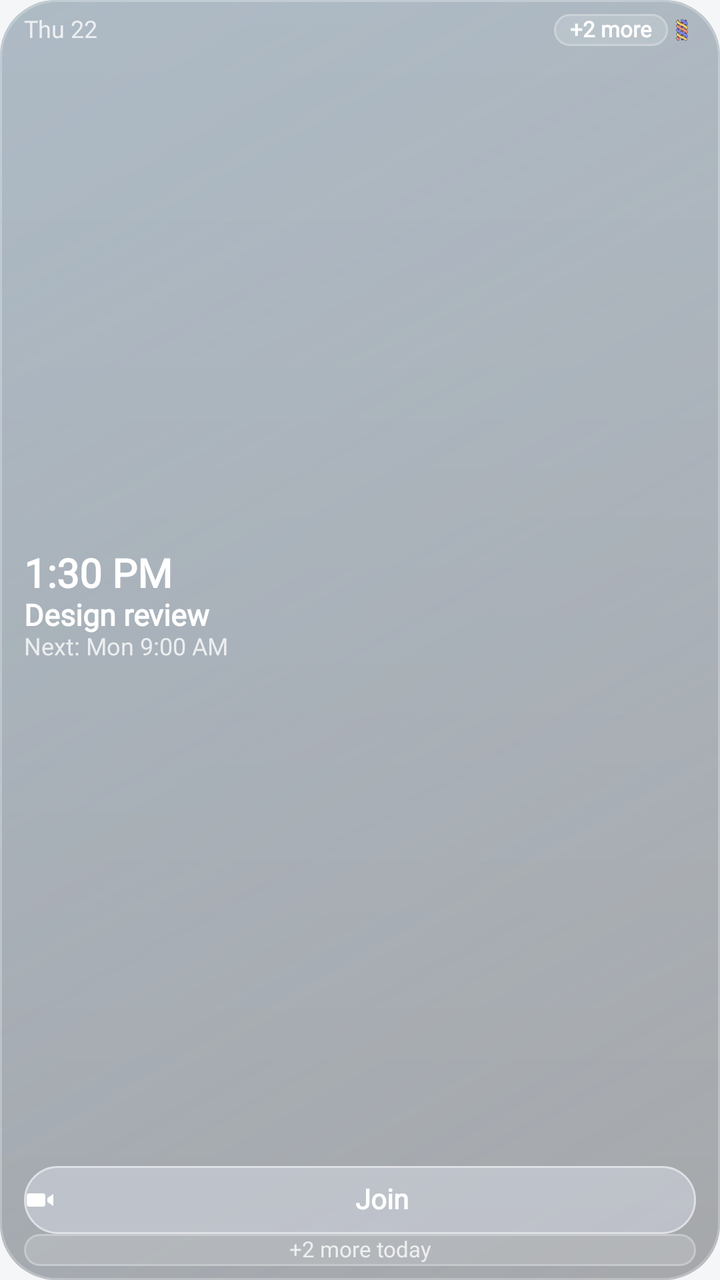
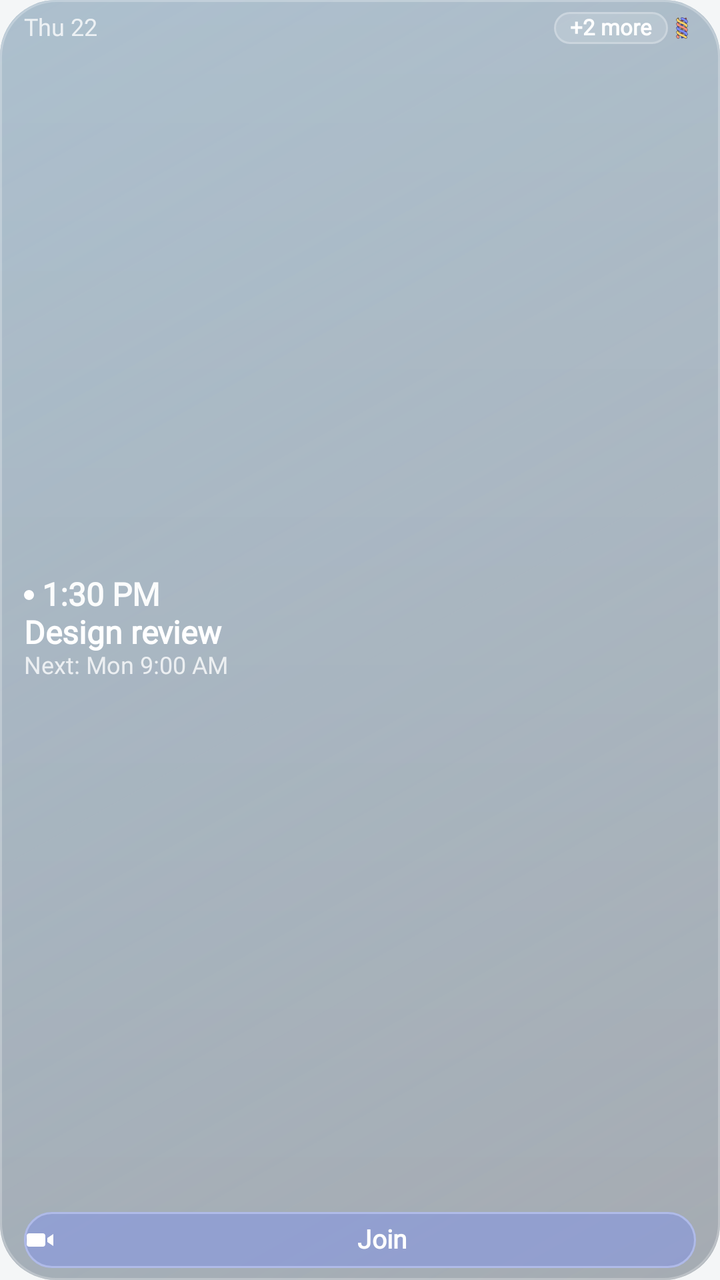

The first picture is an Android layout as it rendered before a commit; the second is the same layout after the commit. The layout source and the unified diff follow.
<!-- AndroidManifest.xml: application theme Theme.Plait -->
<!-- res/layout/widget_day_small.xml -->
<?xml version="1.0" encoding="utf-8"?>
<LinearLayout xmlns:android="http://schemas.android.com/apk/res/android"
    android:id="@+id/widget_root"
    android:layout_width="match_parent" android:layout_height="match_parent"
    android:background="@drawable/widget_bg_midday"
    android:orientation="vertical"
    android:paddingStart="12dp" android:paddingEnd="12dp" android:paddingTop="7dp" android:paddingBottom="7dp">
    <LinearLayout android:layout_width="match_parent" android:layout_height="16dp" android:gravity="center_vertical" android:orientation="horizontal">
        <TextView android:id="@+id/widget_date" android:text="Thu 22"
            android:layout_width="0dp" android:layout_height="wrap_content" android:layout_weight="1"
            android:textAlignment="viewStart" android:textColor="#C7FFFFFF" android:textSize="12sp"
            android:includeFontPadding="false" android:maxLines="1" android:ellipsize="end" android:fontFamily="@font/widget_font" />
        <TextView android:id="@+id/widget_top_end" android:text="+2 more"
            android:layout_width="wrap_content" android:layout_height="16dp" android:layout_marginStart="4dp"
            android:background="@drawable/widget_capsule" android:gravity="center"
            android:paddingStart="8dp" android:paddingEnd="8dp"
            android:textColor="#FFFFFFFF" android:textSize="11sp" android:textFontWeight="600"
            android:includeFontPadding="false" android:maxLines="1" android:fontFamily="@font/widget_font" />
        <ImageView android:id="@+id/widget_mark" android:layout_width="14dp" android:layout_height="14dp"
            android:src="@drawable/ic_plait_mark" android:importantForAccessibility="no" />
    </LinearLayout>
    <LinearLayout android:id="@+id/widget_next"
        android:layout_width="match_parent" android:layout_height="0dp" android:layout_weight="1"
        android:gravity="center_vertical" android:orientation="vertical">
        <TextView android:id="@+id/widget_time" android:text="1:30 PM"
            android:layout_width="match_parent" android:layout_height="wrap_content"
            android:textAlignment="viewStart" android:textColor="#FFFFFFFF" android:textSize="20sp" android:textFontWeight="600"
            android:includeFontPadding="false" android:maxLines="1" android:fontFamily="@font/widget_font" />
        <TextView android:id="@+id/widget_title" android:text="Design review"
            android:layout_width="match_parent" android:layout_height="wrap_content"
            android:textAlignment="viewStart" android:textColor="#FFFFFFFF" android:textSize="15sp" android:textStyle="bold"
            android:includeFontPadding="false" android:maxLines="2" android:ellipsize="end" android:fontFamily="@font/widget_font" />
        <TextView android:id="@+id/widget_sub" android:text="Next: Mon 9:00 AM"
            android:layout_width="match_parent" android:layout_height="wrap_content"
            android:textAlignment="viewStart" android:textColor="#C7FFFFFF" android:textSize="12sp"
            android:includeFontPadding="false" android:maxLines="2" android:ellipsize="end" android:fontFamily="@font/widget_font" />
    </LinearLayout>
    <TextView android:id="@+id/widget_join"
        android:layout_width="match_parent" android:layout_height="34dp"
        android:background="@drawable/widget_pill_glass" android:gravity="center"
        android:drawableStart="@drawable/ic_widget_video" android:drawablePadding="6dp"
        android:text="Join" android:textColor="#FFFFFFFF" android:textSize="14sp" android:textFontWeight="600"
        android:includeFontPadding="false" android:fontFamily="@font/widget_font" />
    <TextView android:id="@+id/widget_footer" android:text="+2 more today"
        android:layout_width="match_parent" android:layout_height="16dp"
        android:background="@drawable/widget_capsule" android:gravity="center"
        android:textColor="#C7FFFFFF" android:textSize="11sp"
        android:includeFontPadding="false" android:maxLines="1" android:fontFamily="@font/widget_font" />
</LinearLayout>
<!-- resources referenced by this layout -->
<resources>
  <!-- drawable ic_plait_mark: vector/xml drawable (drawable, 8431 chars, omitted) -->
  <!-- drawable ic_widget_video (drawable) -->
  <?xml version="1.0" encoding="utf-8"?>
  <vector xmlns:android="http://schemas.android.com/apk/res/android" android:width="16dp" android:height="16dp" android:viewportWidth="24" android:viewportHeight="24">
      <path android:fillColor="#FFFFFFFF" android:pathData="M4,7h10a2,2 0 0 1 2,2v6a2,2 0 0 1 -2,2H4a2,2 0 0 1 -2,-2V9a2,2 0 0 1 2,-2z" />
      <path android:fillColor="#FFFFFFFF" android:pathData="M17.5,10.5L22,7.5V16.5L17.5,13.5z" />
  </vector>
  <!-- drawable widget_bg_midday (drawable) -->
  <?xml version="1.0" encoding="utf-8"?>
  <layer-list xmlns:android="http://schemas.android.com/apk/res/android">
      <item>
          <shape android:shape="rectangle">
              <solid android:color="#59141820" />
              <corners android:radius="28dp" />
          </shape>
      </item>
      <item>
          <shape android:shape="rectangle">
              <gradient android:angle="315" android:startColor="#389ED8FF" android:endColor="#009ED8FF" />
              <corners android:radius="28dp" />
          </shape>
      </item>
      <item>
          <shape android:shape="rectangle">
              <gradient android:angle="270" android:startColor="#1AFFFFFF" android:endColor="#00FFFFFF" />
              <corners android:radius="28dp" />
          </shape>
      </item>
      <item>
          <shape android:shape="rectangle">
              <stroke android:width="1dp" android:color="#40FFFFFF" />
              <corners android:radius="28dp" />
          </shape>
      </item>
  </layer-list>
  <!-- drawable widget_capsule (drawable) -->
  <?xml version="1.0" encoding="utf-8"?>
  <layer-list xmlns:android="http://schemas.android.com/apk/res/android">
      <item><shape android:shape="rectangle"><solid android:color="#26FFFFFF" /><corners android:radius="14dp" /></shape></item>
      <item><shape android:shape="rectangle"><stroke android:width="1dp" android:color="#40FFFFFF" /><corners android:radius="14dp" /></shape></item>
  </layer-list>
  <!-- drawable widget_pill_glass (drawable) -->
  <?xml version="1.0" encoding="utf-8"?>
  <selector xmlns:android="http://schemas.android.com/apk/res/android">
      <item android:state_pressed="true">
          <layer-list>
              <item><shape android:shape="rectangle"><solid android:color="#4DFFFFFF" /><corners android:radius="18dp" /></shape></item>
              <item><shape android:shape="rectangle"><solid android:color="#33D8DCFF" /><corners android:radius="18dp" /></shape></item>
              <item><shape android:shape="rectangle"><stroke android:width="1dp" android:color="#80FFFFFF" /><corners android:radius="18dp" /></shape></item>
          </layer-list>
      </item>
      <item>
          <layer-list>
              <item><shape android:shape="rectangle"><solid android:color="#38FFFFFF" /><corners android:radius="18dp" /></shape></item>
              <item><shape android:shape="rectangle"><solid android:color="#26D8DCFF" /><corners android:radius="18dp" /></shape></item>
              <item><shape android:shape="rectangle"><stroke android:width="1dp" android:color="#80FFFFFF" /><corners android:radius="18dp" /></shape></item>
          </layer-list>
      </item>
  </selector>
  <style name="Theme.Plait" parent="android:Theme.Material.NoActionBar">
          <item name="android:windowBackground">#F4F6F7</item>
          <item name="android:statusBarColor">@android:color/transparent</item>
          <item name="android:navigationBarColor">@android:color/transparent</item>
          <item name="android:windowSplashScreenBackground">#1D2260</item>
          <item name="android:windowSplashScreenAnimatedIcon">@drawable/ic_launcher_foreground</item>
      </style>
  <!-- unchanged entries left out for length: 1 -->
</resources>

<!-- the commit's change to res/layout/widget_day_small.xml (unified diff, before → after) -->
@@ -4,7 +4,7 @@
     android:layout_width="match_parent" android:layout_height="match_parent"
     android:background="@drawable/widget_bg_midday"
     android:orientation="vertical"
-    android:paddingStart="12dp" android:paddingEnd="12dp" android:paddingTop="7dp" android:paddingBottom="7dp">
+    android:paddingStart="12dp" android:paddingEnd="12dp" android:paddingTop="6dp" android:paddingBottom="6dp">
     <LinearLayout android:layout_width="match_parent" android:layout_height="16dp" android:gravity="center_vertical" android:orientation="horizontal">
         <TextView android:id="@+id/widget_date" android:text="Thu 22"
             android:layout_width="0dp" android:layout_height="wrap_content" android:layout_weight="1"
@@ -22,28 +22,28 @@
     <LinearLayout android:id="@+id/widget_next"
         android:layout_width="match_parent" android:layout_height="0dp" android:layout_weight="1"
         android:gravity="center_vertical" android:orientation="vertical">
-        <TextView android:id="@+id/widget_time" android:text="1:30 PM"
-            android:layout_width="match_parent" android:layout_height="wrap_content"
-            android:textAlignment="viewStart" android:textColor="#FFFFFFFF" android:textSize="20sp" android:textFontWeight="600"
-            android:includeFontPadding="false" android:maxLines="1" android:fontFamily="@font/widget_font" />
+        <LinearLayout android:id="@+id/widget_time_row" android:layout_width="match_parent" android:layout_height="wrap_content"
+            android:gravity="center_vertical" android:orientation="horizontal">
+            <ImageView android:id="@+id/widget_dot" android:layout_width="5dp" android:layout_height="5dp" android:layout_marginEnd="4dp"
+                android:src="@drawable/widget_dot" android:importantForAccessibility="no" />
+            <TextView android:id="@+id/widget_time" android:text="1:30 PM"
+                android:layout_width="match_parent" android:layout_height="wrap_content"
+                android:textAlignment="viewStart" android:textColor="#F2FFFFFF" android:textSize="16sp" android:textFontWeight="600"
+                android:includeFontPadding="false" android:maxLines="1" android:fontFamily="@font/widget_font" />
+        </LinearLayout>
         <TextView android:id="@+id/widget_title" android:text="Design review"
             android:layout_width="match_parent" android:layout_height="wrap_content"
-            android:textAlignment="viewStart" android:textColor="#FFFFFFFF" android:textSize="15sp" android:textStyle="bold"
-            android:includeFontPadding="false" android:maxLines="2" android:ellipsize="end" android:fontFamily="@font/widget_font" />
+            android:textAlignment="viewStart" android:textColor="#FFFFFFFF" android:textSize="16sp" android:textStyle="bold"
+            android:includeFontPadding="false" android:maxLines="3" android:ellipsize="end" android:fontFamily="@font/widget_font" />
         <TextView android:id="@+id/widget_sub" android:text="Next: Mon 9:00 AM"
             android:layout_width="match_parent" android:layout_height="wrap_content"
             android:textAlignment="viewStart" android:textColor="#C7FFFFFF" android:textSize="12sp"
             android:includeFontPadding="false" android:maxLines="2" android:ellipsize="end" android:fontFamily="@font/widget_font" />
     </LinearLayout>
     <TextView android:id="@+id/widget_join"
-        android:layout_width="match_parent" android:layout_height="34dp"
-        android:background="@drawable/widget_pill_glass" android:gravity="center"
+        android:layout_width="match_parent" android:layout_height="28dp"
+        android:background="@drawable/widget_pill_other" android:gravity="center"
         android:drawableStart="@drawable/ic_widget_video" android:drawablePadding="6dp"
-        android:text="Join" android:textColor="#FFFFFFFF" android:textSize="14sp" android:textFontWeight="600"
+        android:text="Join" android:textColor="#FFFFFFFF" android:textSize="13sp" android:textFontWeight="600"
         android:includeFontPadding="false" android:fontFamily="@font/widget_font" />
-    <TextView android:id="@+id/widget_footer" android:text="+2 more today"
-        android:layout_width="match_parent" android:layout_height="16dp"
-        android:background="@drawable/widget_capsule" android:gravity="center"
-        android:textColor="#C7FFFFFF" android:textSize="11sp"
-        android:includeFontPadding="false" android:maxLines="1" android:fontFamily="@font/widget_font" />
 </LinearLayout>
<!-- resource entries referenced after the edit -->
@@ -18,7 +18,7 @@
       </item>
       <item>
           <shape android:shape="rectangle">
-              <gradient android:angle="315" android:startColor="#389ED8FF" android:endColor="#009ED8FF" />
+              <gradient android:angle="315" android:startColor="#579ED8FF" android:endColor="#149ED8FF" />
               <corners android:radius="28dp" />
           </shape>
       </item>
@@ -41,21 +41,27 @@
       <item><shape android:shape="rectangle"><solid android:color="#26FFFFFF" /><corners android:radius="14dp" /></shape></item>
       <item><shape android:shape="rectangle"><stroke android:width="1dp" android:color="#40FFFFFF" /><corners android:radius="14dp" /></shape></item>
   </layer-list>
-  <!-- drawable widget_pill_glass (drawable) -->
+  <!-- drawable widget_dot (drawable) -->
+  <?xml version="1.0" encoding="utf-8"?>
+  <shape xmlns:android="http://schemas.android.com/apk/res/android" android:shape="oval">
+      <solid android:color="#FFFFFFFF" />
+      <size android:width="6dp" android:height="6dp" />
+  </shape>
+  <!-- drawable widget_pill_other (drawable) -->
   <?xml version="1.0" encoding="utf-8"?>
   <selector xmlns:android="http://schemas.android.com/apk/res/android">
       <item android:state_pressed="true">
           <layer-list>
-              <item><shape android:shape="rectangle"><solid android:color="#4DFFFFFF" /><corners android:radius="18dp" /></shape></item>
-              <item><shape android:shape="rectangle"><solid android:color="#33D8DCFF" /><corners android:radius="18dp" /></shape></item>
-              <item><shape android:shape="rectangle"><stroke android:width="1dp" android:color="#80FFFFFF" /><corners android:radius="18dp" /></shape></item>
+              <item><shape android:shape="rectangle"><solid android:color="#1FFFFFFF" /><corners android:radius="18dp" /></shape></item>
+              <item><shape android:shape="rectangle"><solid android:color="#B37B8CDE" /><corners android:radius="18dp" /></shape></item>
+              <item><shape android:shape="rectangle"><stroke android:width="1dp" android:color="#D9B6C0ED" /><corners android:radius="18dp" /></shape></item>
           </layer-list>
       </item>
       <item>
           <layer-list>
-              <item><shape android:shape="rectangle"><solid android:color="#38FFFFFF" /><corners android:radius="18dp" /></shape></item>
-              <item><shape android:shape="rectangle"><solid android:color="#26D8DCFF" /><corners android:radius="18dp" /></shape></item>
-              <item><shape android:shape="rectangle"><stroke android:width="1dp" android:color="#80FFFFFF" /><corners android:radius="18dp" /></shape></item>
+              <item><shape android:shape="rectangle"><solid android:color="#1FFFFFFF" /><corners android:radius="18dp" /></shape></item>
+              <item><shape android:shape="rectangle"><solid android:color="#8C7B8CDE" /><corners android:radius="18dp" /></shape></item>
+              <item><shape android:shape="rectangle"><stroke android:width="1dp" android:color="#D9B6C0ED" /><corners android:radius="18dp" /></shape></item>
           </layer-list>
       </item>
   </selector>
